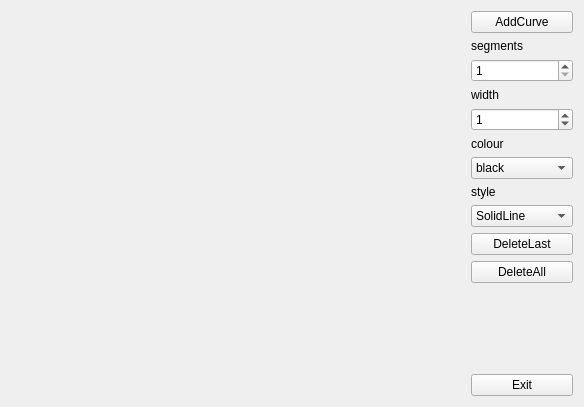
First picture: the form in curve.ui, repository Siterina/ComputerGraphics_7_8, before the edit.
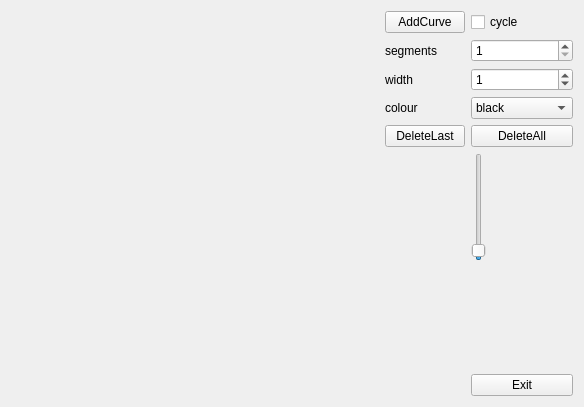
Second picture: the form after the edit.

```diff
--- a/curve.ui
+++ b/curve.ui
@@ -29,35 +29,21 @@
    </item>
    <item>
     <layout class="QGridLayout" name="gridLayout">
-     <item row="11" column="0">
-      <widget class="QPushButton" name="delete_last">
+     <item row="6" column="1">
+      <widget class="QPushButton" name="delete_all">
        <property name="text">
-        <string>DeleteLast</string>
+        <string>DeleteAll</string>
        </property>
       </widget>
      </item>
-     <item row="8" column="0">
-      <widget class="QLabel" name="label_4">
-       <property name="text">
-        <string>style</string>
-       </property>
-      </widget>
-     </item>
-     <item row="1" column="0">
+     <item row="2" column="0">
       <widget class="QLabel" name="label">
        <property name="text">
         <string>segments</string>
        </property>
       </widget>
      </item>
-     <item row="0" column="0">
-      <widget class="QPushButton" name="add_curve">
-       <property name="text">
-        <string>AddCurve</string>
-       </property>
-      </widget>
-     </item>
-     <item row="2" column="0">
+     <item row="2" column="1">
       <widget class="QSpinBox" name="segments">
        <property name="minimum">
         <number>1</number>
@@ -67,6 +53,57 @@
        </property>
       </widget>
      </item>
+     <item row="5" column="0">
+      <widget class="QLabel" name="label_3">
+       <property name="text">
+        <string>colour</string>
+       </property>
+      </widget>
+     </item>
+     <item row="5" column="1">
+      <widget class="QComboBox" name="colour_change">
+       <item>
+        <property name="text">
+         <string>black</string>
+        </property>
+       </item>
+       <item>
+        <property name="text">
+         <string>red</string>
+        </property>
+       </item>
+       <item>
+        <property name="text">
+         <string>green</string>
+        </property>
+       </item>
+       <item>
+        <property name="text">
+         <string>blue</string>
+        </property>
+       </item>
+       <item>
+        <property name="text">
+         <string>yellow</string>
+        </property>
+       </item>
+       <item>
+        <property name="text">
+         <string>darkMagenta</string>
+        </property>
+       </item>
+      </widget>
+     </item>
+     <item row="3" column="1">
+      <widget class="QSpinBox" name="width">
+       <property name="maximum">
+        <number>10</number>
+       </property>
+       <property name="value">
+        <number>1</number>
+       </property>
+      </widget>
+     </item>
      <item row="3" column="0">
       <widget class="QLabel" name="label_2">
        <property name="text">
@@ -74,14 +111,44 @@
        </property>
       </widget>
      </item>
-     <item row="14" column="0">
-      <widget class="QPushButton" name="exit">
+     <item row="6" column="0">
+      <widget class="QPushButton" name="delete_last">
        <property name="text">
-        <string>Exit</string>
+        <string>DeleteLast</string>
        </property>
       </widget>
      </item>
-     <item row="13" column="0">
+     <item row="1" column="0">
+      <widget class="QPushButton" name="add_curve">
+       <property name="text">
+        <string>AddCurve</string>
+       </property>
+      </widget>
+     </item>
+     <item row="1" column="1">
+      <widget class="QCheckBox" name="cycleBox">
+       <property name="text">
+        <string>cycle</string>
+       </property>
+      </widget>
+     </item>
+     <item row="7" column="1">
+      <widget class="QSlider" name="angleChange">
+       <property name="maximum">
+        <number>360</number>
+       </property>
+       <property name="singleStep">
+        <number>5</number>
+       </property>
+       <property name="value">
+        <number>10</number>
+       </property>
+       <property name="orientation">
+        <enum>Qt::Vertical</enum>
+       </property>
+      </widget>
+     </item>
+     <item row="8" column="1">
       <spacer name="verticalSpacer">
        <property name="orientation">
         <enum>Qt::Vertical</enum>
@@ -94,88 +161,13 @@
        </property>
       </spacer>
      </item>
-     <item row="6" column="0">
-      <widget class="QLabel" name="label_3">
+     <item row="9" column="1">
+      <widget class="QPushButton" name="exit">
        <property name="text">
-        <string>colour</string>
+        <string>Exit</string>
        </property>
       </widget>
      </item>
-     <item row="4" column="0">
-      <widget class="QSpinBox" name="width">
-       <property name="maximum">
-        <number>10</number>
-       </property>
-       <property name="value">
-        <number>1</number>
-       </property>
-      </widget>
-     </item>
-     <item row="12" column="0">
-      <widget class="QPushButton" name="delete_all">
-       <property name="text">
-        <string>DeleteAll</string>
-       </property>
-      </widget>
-     </item>
-     <item row="7" column="0">
-      <widget class="QComboBox" name="colour_change">
-       <item>
-        <property name="text">
-         <string>black</string>
-        </property>
-       </item>
-       <item>
-        <property name="text">
-         <string>red</string>
-        </property>
-       </item>
-       <item>
-        <property name="text">
-         <string>green</string>
-        </property>
-       </item>
-       <item>
-        <property name="text">
-         <string>blue</string>
-        </property>
-       </item>
-       <item>
-        <property name="text">
-         <string>yellow</string>
-        </property>
-       </item>
-       <item>
-        <property name="text">
-         <string>darkMagenta</string>
-        </property>
-       </item>
-      </widget>
-     </item>
-     <item row="9" column="0">
-      <widget class="QComboBox" name="style_change">
-       <item>
-        <property name="text">
-         <string>SolidLine</string>
-        </property>
-       </item>
-       <item>
-        <property name="text">
-         <string>DashLine</string>
-        </property>
-       </item>
-       <item>
-        <property name="text">
-         <string>DotLine</string>
-        </property>
-       </item>
-       <item>
-        <property name="text">
-         <string>DashDotLine</string>
-        </property>
-       </item>
-      </widget>
-     </item>
     </layout>
    </item>
   </layout>
```
